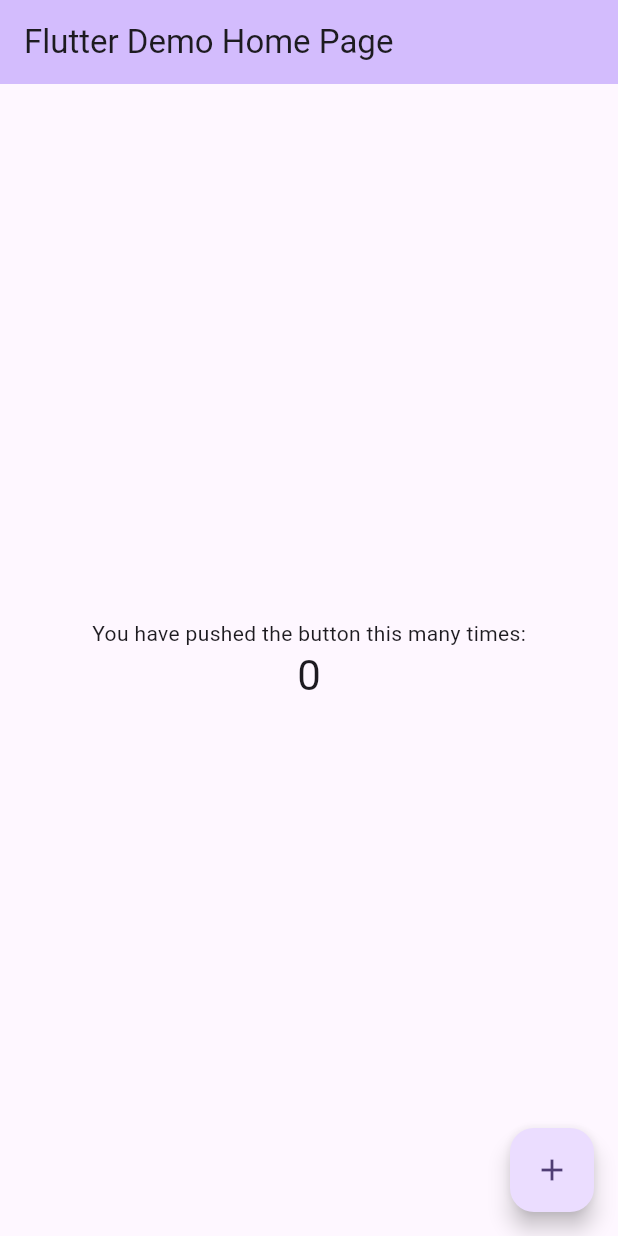
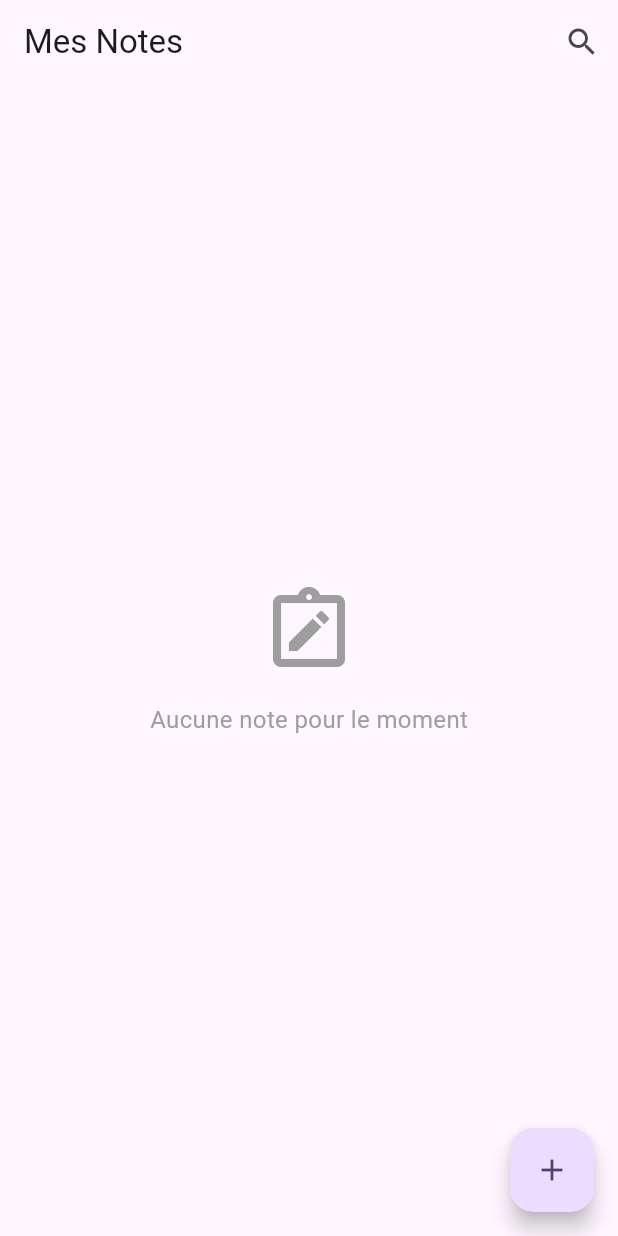
Before and after one commit to Alban1234-get/My_Task_Pad, a Flutter app: the screen it shows after launch, on a phone screen of 412 x 824 dp. Run offline on Flutter 3.47's test engine with Material 3 defaults, Android fonts, the phone set to English and light mode, and no system bars; our stand-ins replace hive, hive_flutter; accounts and stored records are empty.

Commit message:
Dernière vérification avant le polish

```diff
--- a/lib/Screens/home_screen.dart
+++ b/lib/Screens/home_screen.dart
@@ -0,0 +1,195 @@
+import 'package:flutter/material.dart';
+import '../models/note.dart';
+import '../models/note_color.dart';
+import '../services/note_repository.dart';
+import 'note_editor_screen.dart';
+
+class HomeScreen extends StatefulWidget {
+  const HomeScreen({super.key});
+
+  @override
+  State<HomeScreen> createState() => _HomeScreenState();
+}
+
+class _HomeScreenState extends State<HomeScreen> {
+  final NoteRepository _repo = NoteRepository();
+  bool _isSearching = false;
+  final TextEditingController _searchCtrl = TextEditingController();
+  List<Note> _notes = [];
+
+  @override
+  void initState() {
+    super.initState();
+    _loadNotes();
+  }
+
+  void _loadNotes() {
+    setState(() {
+      _notes = (_isSearching && _searchCtrl.text.isNotEmpty)
+          ? _repo.searchNotes(_searchCtrl.text)
+          : _repo.getAllNotes();
+    });
+  }
+
+  Color _getColor(NoteColor c) {
+    switch (c) {
+      case NoteColor.jaune: return const Color(0xFFFFEB3B);
+      case NoteColor.orange: return const Color(0xFFFFB74D);
+      case NoteColor.rose: return const Color(0xFFF48FB1);
+      case NoteColor.violet: return const Color(0xFFCE93D8);
+      case NoteColor.bleu: return const Color(0xFF90CAF9);
+      case NoteColor.vertClair: return const Color(0xFFC5E1A5);
+      case NoteColor.vertFonce: return const Color(0xFFA5D6A7);
+      case NoteColor.gris: return const Color(0xFFE0E0E0);
+      case NoteColor.blanc: return const Color(0xFFFFFFFF);
+    }
+  }
+
+  String _formatDate(DateTime d) => '${d.day.toString().padLeft(2, '0')}/${d.month.toString().padLeft(2, '0')}';
+
+  @override
+  Widget build(BuildContext context) {
+    return Scaffold(
+      appBar: AppBar(
+        title: _isSearching
+            ? TextField(
+                controller: _searchCtrl,
+                autofocus: true,
+                decoration: const InputDecoration(
+                  hintText: 'Rechercher...',
+                  border: InputBorder.none,
+                  hintStyle: TextStyle(color: Colors.white70),
+                ),
+                style: const TextStyle(color: Colors.white, fontSize: 18),
+                onChanged: (_) => _loadNotes(),
+              )
+            : const Text('Mes Notes'),
+        actions: [
+          IconButton(
+            icon: Icon(_isSearching ? Icons.close : Icons.search),
+            onPressed: () {
+              setState(() {
+                if (_isSearching) {
+                  _isSearching = false;
+                  _searchCtrl.clear();
+                } else {
+                  _isSearching = true;
+                }
+                _loadNotes();
+              });
+            },
+          ),
+        ],
+      ),
+      body: _notes.isEmpty
+          ? const Center(
+              child: Column(
+                mainAxisAlignment: MainAxisAlignment.center,
+                children: [
+                  Icon(Icons.note_alt_outlined, size: 64, color: Colors.grey),
+                  SizedBox(height: 16),
+                  Text('Aucune note pour le moment', style: TextStyle(fontSize: 16, color: Colors.grey)),
+                ],
+              ),
+            )
+          : Padding(
+              padding: const EdgeInsets.all(10),
+              child: GridView.builder(
+                itemCount: _notes.length,
+                gridDelegate: const SliverGridDelegateWithFixedCrossAxisCount(
+                  crossAxisCount: 2, crossAxisSpacing: 10, mainAxisSpacing: 10, childAspectRatio: 0.85,
+                ),
+                itemBuilder: (context, i) {
+                  final note = _notes[i];
+                  String preview = '';
+                  if (note.type == NoteType.texte) {
+                    preview = note.contenuTexte ?? '';
+                  } else if (note.type == NoteType.checklist) {
+                    final items = note.items ?? [];
+                    final checked = items.where((it) => it.coche).length;
+                    preview = '$checked/${items.length} items';
+                  }
+
+                  return InkWell(
+                    onTap: () async {
+                      await Navigator.push(
+                        context,
+                        MaterialPageRoute(
+                          builder: (_) => NoteEditorScreen(existingNote: note),
+                        ),
+                      );
+                      _loadNotes();
+                    },
+                    borderRadius: BorderRadius.circular(12),
+                    child: Container(
+                      decoration: BoxDecoration(
+                        color: _getColor(note.couleur),
+                        borderRadius: BorderRadius.circular(12),
+                        boxShadow: [BoxShadow(color: Colors.black.withValues(alpha: 0.05), blurRadius: 4, offset: const Offset(0, 2))],
+                      ),
+                      padding: const EdgeInsets.all(12),
+                      child: Column(
+                        crossAxisAlignment: CrossAxisAlignment.start,
+                        children: [
+                          Text(note.titre, maxLines: 1, overflow: TextOverflow.ellipsis, style: const TextStyle(fontWeight: FontWeight.bold, fontSize: 16)),
+                          const SizedBox(height: 8),
+                          Expanded(child: Text(preview, maxLines: 3, overflow: TextOverflow.ellipsis, style: const TextStyle(fontSize: 14, color: Colors.black87))),
+                          const SizedBox(height: 8),
+                          Align(
+                            alignment: Alignment.bottomRight,
+                            child: Text(_formatDate(note.dateModification), style: const TextStyle(fontSize: 12, color: Colors.black54)),
+                          ),
+                        ],
+                      ),
+                    ),
+                  );
+                },
+              ),
+            ),
+      floatingActionButton: FloatingActionButton(
+        onPressed: () async {
+          final chosenType = await showDialog<NoteType>(
+            context: context,
+            builder: (context) => AlertDialog(
+              title: const Text('Créer une note'),
+              content: const Text('Choisissez le type de note :'),
+              actions: [
+                TextButton(
+                  onPressed: () => Navigator.pop(context, NoteType.texte),
+                  child: const Text('Texte'),
+                ),
+                TextButton(
+                  onPressed: () => Navigator.pop(context, NoteType.checklist),
+                  child: const Text('Checklist'),
+                ),
+              ],
+            ),
+          );
+
+          if (chosenType != null) {
+            if (!context.mounted) return;
+            await Navigator.push(
+              context,
+              MaterialPageRoute(
+                builder: (_) => NoteEditorScreen(
+                  existingNote: Note(
+                    id: DateTime.now().millisecondsSinceEpoch.toString(),
+                    titre: '',
+                    type: chosenType,
+                    contenuTexte: chosenType == NoteType.texte ? '' : null,
+                    items: chosenType == NoteType.checklist ? [] : null,
+                    couleur: NoteColor.jaune,
+                    dateCreation: DateTime.now(),
+                    dateModification: DateTime.now(),
+                  ),
+                ),
+              ),
+            );
+            _loadNotes();
+          }
+        },
+        child: const Icon(Icons.add),
+      ),
+    );
+  }
+}
--- a/lib/Services/note_repository.dart
+++ b/lib/Services/note_repository.dart
@@ -0,0 +1,58 @@
+import 'package:hive/hive.dart';
+import '../models/note.dart';
+
+/// Repository centralisant tous les accès à la box Hive "notes".
+class NoteRepository {
+  /// Récupère la box Hive "notes".
+  Box get _notesBox => Hive.box('notes');
+
+  /// Récupère toutes les notes de la box, triées par dateModification
+  /// décroissante (les plus récentes en premier).
+  List<Note> getAllNotes() {
+    final notes = _notesBox.values.whereType<Note>().toList();
+    notes.sort((a, b) => b.dateModification.compareTo(a.dateModification));
+    return notes;
+  }
+
+  /// Sauvegarde ou met à jour une note dans la box, en utilisant note.id comme clé.
+  Future<void> saveNote(Note note) async {
+    await _notesBox.put(note.id, note);
+  }
+
+  /// Supprime une note par son id.
+  Future<void> deleteNote(String id) async {
+    await _notesBox.delete(id);
+  }
+
+  /// Récupère une seule note par son id, retourne null si elle n'existe pas.
+  Note? getNoteById(String id) {
+    return _notesBox.get(id) as Note?;
+  }
+
+  /// Filtre les notes dont le titre OU le contenuTexte contient la requête
+  /// (insensible à la casse), pour une note de type texte uniquement.
+  List<Note> searchNotes(String query) {
+    final box = Hive.box('notes');
+    final lowerQuery = query.toLowerCase();
+    return box.values.cast<Note>().where((note) {
+      if (note.titre.toLowerCase().contains(lowerQuery)) {
+        return true;
+      }
+      if (note.type == NoteType.texte) {
+        return note.contenuTexte?.toLowerCase().contains(lowerQuery) ?? false;
+      }
+      if (note.type == NoteType.checklist) {
+        final items = note.items ?? [];
+        return items.any((items) => items.texte.toLowerCase().contains(lowerQuery));
+      }
+      return false;
+    }).toList();
+    /*
+    return getAllNotes().where((note) {
+      if (note.type != NoteType.texte) return false;
+      final matchTitle = note.titre.toLowerCase().contains(lowerQuery);
+      final matchContent = note.contenuTexte?.toLowerCase().contains(lowerQuery) ?? false;
+      return matchTitle || matchContent;
+    }).toList();*/
+  }
+}
--- a/lib/main.dart
+++ b/lib/main.dart
@@ -1,122 +1,36 @@
 import 'package:flutter/material.dart';
+import 'package:hive_flutter/hive_flutter.dart';
+import 'models/note.dart';
+import 'models/checklist_item.dart';
+import 'models/note_color.dart';
+import 'package:my_task_pad/Screens/home_screen.dart';
 
-void main() {
+void main() async {
+  WidgetsFlutterBinding.ensureInitialized();
+  await Hive.initFlutter();
+
+  Hive.registerAdapter(NoteAdapter());
+  Hive.registerAdapter(ChecklistItemAdapter());
+  Hive.registerAdapter(NoteColorAdapter());
+  Hive.registerAdapter(NoteTypeAdapter());
+
+  await Hive.openBox('notes');
+
   runApp(const MyApp());
 }
 
 class MyApp extends StatelessWidget {
   const MyApp({super.key});
 
-  // This widget is the root of your application.
   @override
   Widget build(BuildContext context) {
     return MaterialApp(
-      title: 'Flutter Demo',
+      title: 'Mon Bloc Note',
       theme: ThemeData(
-        // This is the theme of your application.
-        //
-        // TRY THIS: Try running your application with "flutter run". You'll see
-        // the application has a purple toolbar. Then, without quitting the app,
-        // try changing the seedColor in the colorScheme below to Colors.green
-        // and then invoke "hot reload" (save your changes or press the "hot
-        // reload" button in a Flutter-supported IDE, or press "r" if you used
-        // the command line to start the app).
-        //
-        // Notice that the counter didn't reset back to zero; the application
-        // state is not lost during the reload. To reset the state, use hot
-        // restart instead.
-        //
-        // This works for code too, not just values: Most code changes can be
-        // tested with just a hot reload.
-        colorScheme: .fromSeed(seedColor: Colors.deepPurple),
+        colorScheme: ColorScheme.fromSeed(seedColor: Colors.deepPurple),
       ),
-      home: const MyHomePage(title: 'Flutter Demo Home Page'),
+      home: HomeScreen(),
+      debugShowCheckedModeBanner: false,
     );
   }
 }
-
-class MyHomePage extends StatefulWidget {
-  const MyHomePage({super.key, required this.title});
-
-  // This widget is the home page of your application. It is stateful, meaning
-  // that it has a State object (defined below) that contains fields that affect
-  // how it looks.
-
-  // This class is the configuration for the state. It holds the values (in this
-  // case the title) provided by the parent (in this case the App widget) and
-  // used by the build method of the State. Fields in a Widget subclass are
-  // always marked "final".
-
-  final String title;
-
-  @override
-  State<MyHomePage> createState() => _MyHomePageState();
-}
-
-class _MyHomePageState extends State<MyHomePage> {
-  int _counter = 0;
-
-  void _incrementCounter() {
-    setState(() {
-      // This call to setState tells the Flutter framework that something has
-      // changed in this State, which causes it to rerun the build method below
-      // so that the display can reflect the updated values. If we changed
-      // _counter without calling setState(), then the build method would not be
-      // called again, and so nothing would appear to happen.
-      _counter++;
-    });
-  }
-
-  @override
-  Widget build(BuildContext context) {
-    // This method is rerun every time setState is called, for instance as done
-    // by the _incrementCounter method above.
-    //
-    // The Flutter framework has been optimized to make rerunning build methods
-    // fast, so that you can just rebuild anything that needs updating rather
-    // than having to individually change instances of widgets.
-    return Scaffold(
-      appBar: AppBar(
-        // TRY THIS: Try changing the color here to a specific color (to
-        // Colors.amber, perhaps?) and trigger a hot reload to see the AppBar
-        // change color while the other colors stay the same.
-        backgroundColor: Theme.of(context).colorScheme.inversePrimary,
-        // Here we take the value from the MyHomePage object that was created by
-        // the App.build method, and use it to set our appbar title.
-        title: Text(widget.title),
-      ),
-      body: Center(
-        // Center is a layout widget. It takes a single child and positions it
-        // in the middle of the parent.
-        child: Column(
-          // Column is also a layout widget. It takes a list of children and
-          // arranges them vertically. By default, it sizes itself to fit its
-          // children horizontally, and tries to be as tall as its parent.
-          //
-          // Column has various properties to control how it sizes itself and
-          // how it positions its children. Here we use mainAxisAlignment to
-          // center the children vertically; the main axis here is the vertical
-          // axis because Columns are vertical (the cross axis would be
-          // horizontal).
-          //
-          // TRY THIS: Invoke "debug painting" (choose the "Toggle Debug Paint"
-          // action in the IDE, or press "p" in the console), to see the
-          // wireframe for each widget.
-          mainAxisAlignment: .center,
-          children: [
-            const Text('You have pushed the button this many times:'),
-            Text(
-              '$_counter',
-              style: Theme.of(context).textTheme.headlineMedium,
-            ),
-          ],
-        ),
-      ),
-      floatingActionButton: FloatingActionButton(
-        onPressed: _incrementCounter,
-        tooltip: 'Increment',
-        child: const Icon(Icons.add),
-      ),
-    );
-  }
-}
--- a/lib/Models/checklis_item.dart
+++ b/lib/models/checklist_item.dart
@@ -1,12 +1,20 @@
+import 'package:hive/hive.dart';
+
+part 'checklist_item.g.dart';
+
 /*
 Une Classe (texte + booléen coché), utilisée comme sous-objet dans une Note de type checklist.
 */
 
-class ChecklisItem {
+@HiveType(typeId: 0)
+class ChecklistItem {
+  @HiveField(0)
   String texte;
+
+  @HiveField(1)
   bool coche;
 
-  ChecklisItem({
+  ChecklistItem({
     required this.texte, // obligation de fournir un thème à la création
     this.coche = false, // pas coché pas défaut
   });
--- a/lib/Models/note.dart
+++ b/lib/models/note.dart
@@ -1,18 +1,43 @@
 // Classe Note avec ses propiétés
 
-import 'package:my_task_pad/Models/checklis_item.dart';
+import 'package:hive/hive.dart';
+import 'checklist_item.dart';
 import 'note_color.dart';
 
-enum NoteType { texte, checklist } // soit un texte soit une checklist
+part 'note.g.dart';
 
+@HiveType(typeId: 3)
+enum NoteType {
+  @HiveField(0)
+  texte,
+  @HiveField(1)
+  checklist
+} // soit un texte soit une checklist
+
+@HiveType(typeId: 2)
 class Note {
+  @HiveField(0)
   String id;
+
+  @HiveField(1)
   String titre;
+
+  @HiveField(2)
   NoteType type;
+
+  @HiveField(3)
   String? contenuTexte;
-  List<ChecklisItem>? items;
+
+  @HiveField(4)
+  List<ChecklistItem>? items;
+
+  @HiveField(5)
   NoteColor couleur;
+
+  @HiveField(6)
   DateTime dateCreation;
+
+  @HiveField(7)
   DateTime dateModification;
 
   Note({
--- a/lib/Models/note_color.dart
+++ b/lib/models/note_color.dart
@@ -1,17 +1,31 @@
+import 'package:hive/hive.dart';
+
+part 'note_color.g.dart';
+
 /*
 Un enum ou une classe qui centralise la palette de couleurs(jaune, orange, rose..)
 avec leurs codes hexadécimaux, pour éviter de disperser des couleurs
 en dur partout dans le code.
 */
 
+@HiveType(typeId: 1)
 enum NoteColor { // enum pour éviter les faute de frappe avec strings
+  @HiveField(0)
   jaune, // "jaune" ou "Jaune"
+  @HiveField(1)
   orange,
+  @HiveField(2)
   rose,
+  @HiveField(3)
   violet,
+  @HiveField(4)
   bleu,
+  @HiveField(5)
   vertClair,
+  @HiveField(6)
   vertFonce,
+  @HiveField(7)
   gris,
+  @HiveField(8)
   blanc,
 }
--- a/pubspec.yaml
+++ b/pubspec.yaml
@@ -34,6 +34,8 @@ dependencies:
   # The following adds the Cupertino Icons font to your application.
   # Use with the CupertinoIcons class for iOS style icons.
   cupertino_icons: ^1.0.8
+  hive: ^2.2.3
+  hive_flutter: ^1.1.0
 
 dev_dependencies:
   flutter_test:
@@ -45,6 +47,8 @@ dev_dependencies:
   # package. See that file for information about deactivating specific lint
   # rules and activating additional ones.
   flutter_lints: ^6.0.0
+  build_runner: ^2.4.13
+  hive_generator: ^2.0.1
 
 # For information on the generic Dart part of this file, see the
 # following page: https://dart.dev/tools/pub/pubspec
```
Also changed, not shown: lib/Screens/note_editor_screen.dart (+279 -0 lines), lib/models/checklist_item.g.dart (added), lib/models/note.g.dart (added), lib/models/note_color.g.dart (added), pubspec.lock, 2 other files.
